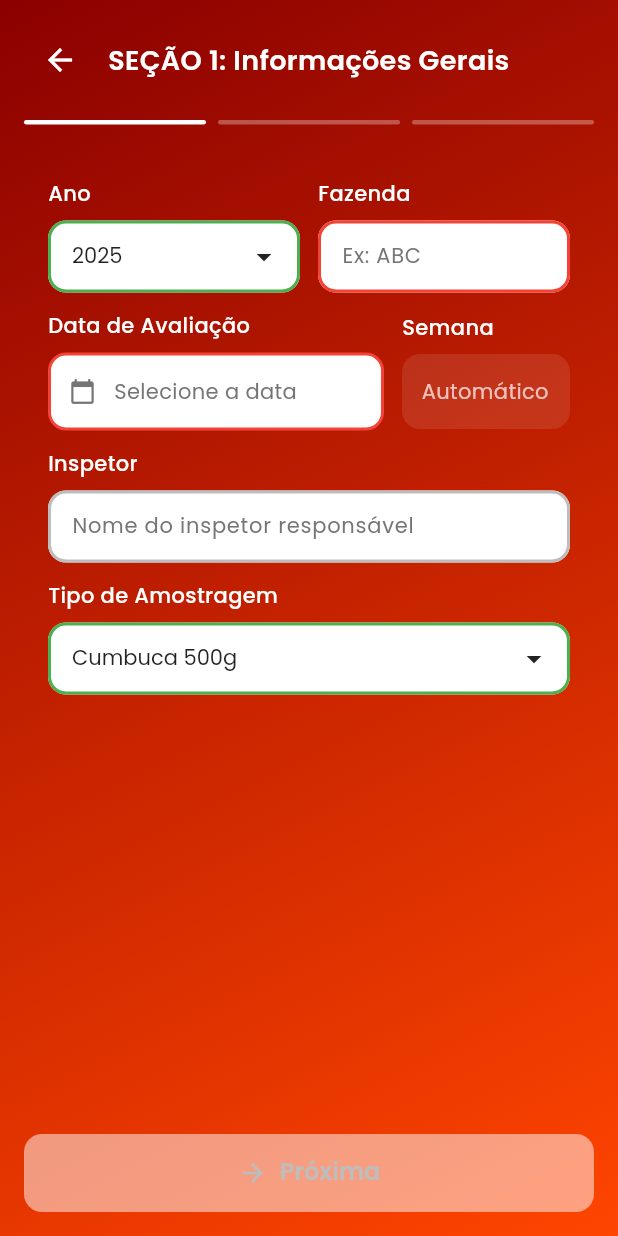
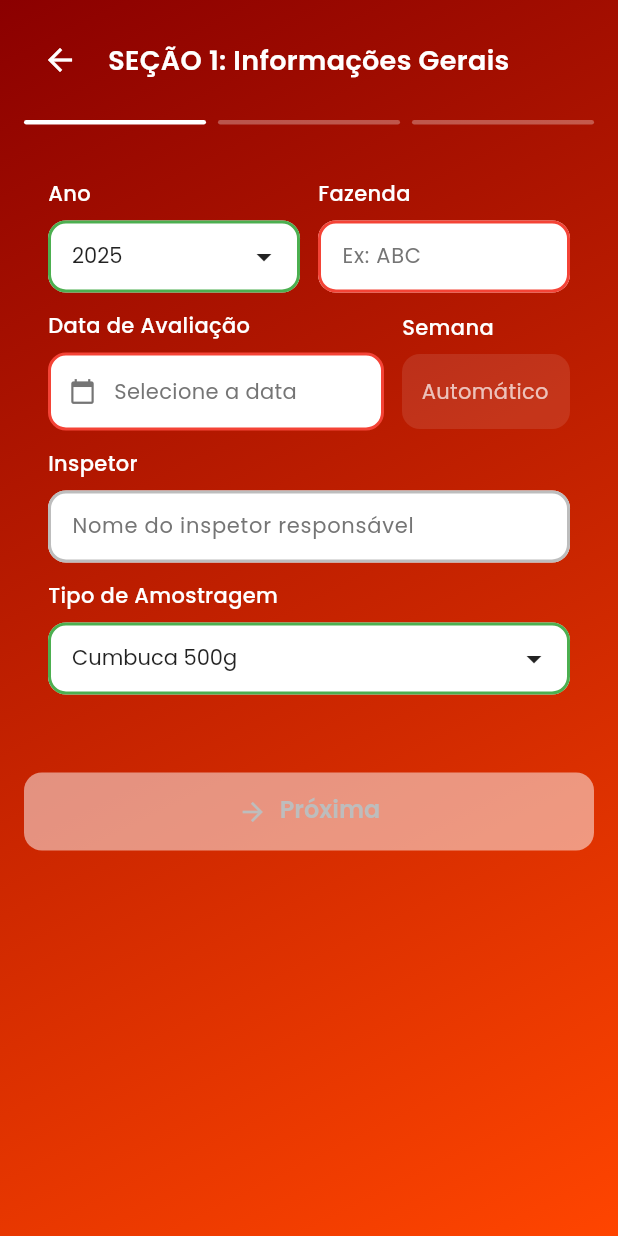
Before and after one commit to Wanjos-eng/quality-fruit-app, a Flutter app: the CriarFichaPage screen opened by its route, on a phone screen of 412 x 824 dp. Run offline on Flutter 3.47's test engine with Material 3 defaults, Android fonts, the phone set to English and light mode, and no system bars; our stand-ins replace google_fonts, pdf, shared_preferences, sqflite; accounts and stored records are empty.

Commit message:
fix: mover botões navegação para posição estática

```diff
--- a/lib/presentation/pages/criar_ficha_page.dart
+++ b/lib/presentation/pages/criar_ficha_page.dart
@@ -301,20 +301,30 @@ class _CriarFichaPageState extends State<CriarFichaPage> {
               // 📋 CONTEÚDO DA SEÇÃO
               Expanded(
                 child: SingleChildScrollView(
-                  padding: const EdgeInsets.fromLTRB(16, 0, 16, 100),
-                  child: _obterSecaoAtual(),
+                  padding: const EdgeInsets.fromLTRB(16, 0, 16, 16),
+                  child: Column(
+                    children: [
+                      _obterSecaoAtual(),
+
+                      const SizedBox(height: 32),
+
+                      // 🔘 BOTÕES DE NAVEGAÇÃO (NO FINAL DO CONTEÚDO)
+                      _buildBotoesNavegacao(),
+                    ],
+                  ),
                 ),
               ),
             ],
           ),
         ),
       ),
+    );
+  }
 
-      // 🔘 BOTÕES FLUTUANTES NA PARTE INFERIOR
-      floatingActionButtonLocation: FloatingActionButtonLocation.centerDocked,
-      floatingActionButton: Container(
+  /// Constrói os botões de navegação entre etapas
+  Widget _buildBotoesNavegacao() {
+    return Container(
       width: double.infinity,
-        margin: const EdgeInsets.all(16),
       child: Row(
         children: [
           // Botão Voltar
@@ -383,7 +393,6 @@ class _CriarFichaPageState extends State<CriarFichaPage> {
             ),
           ),
         ],
-        ),
       ),
     );
   }
```
Lines whose indentation alone changed are shown as unchanged.
